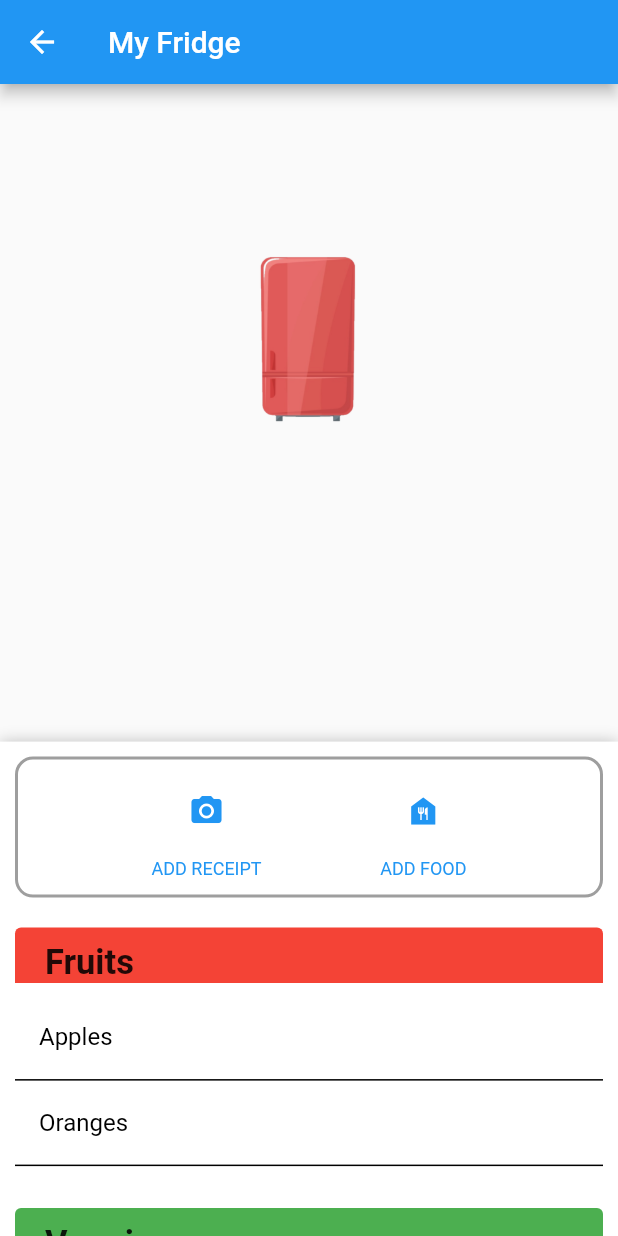
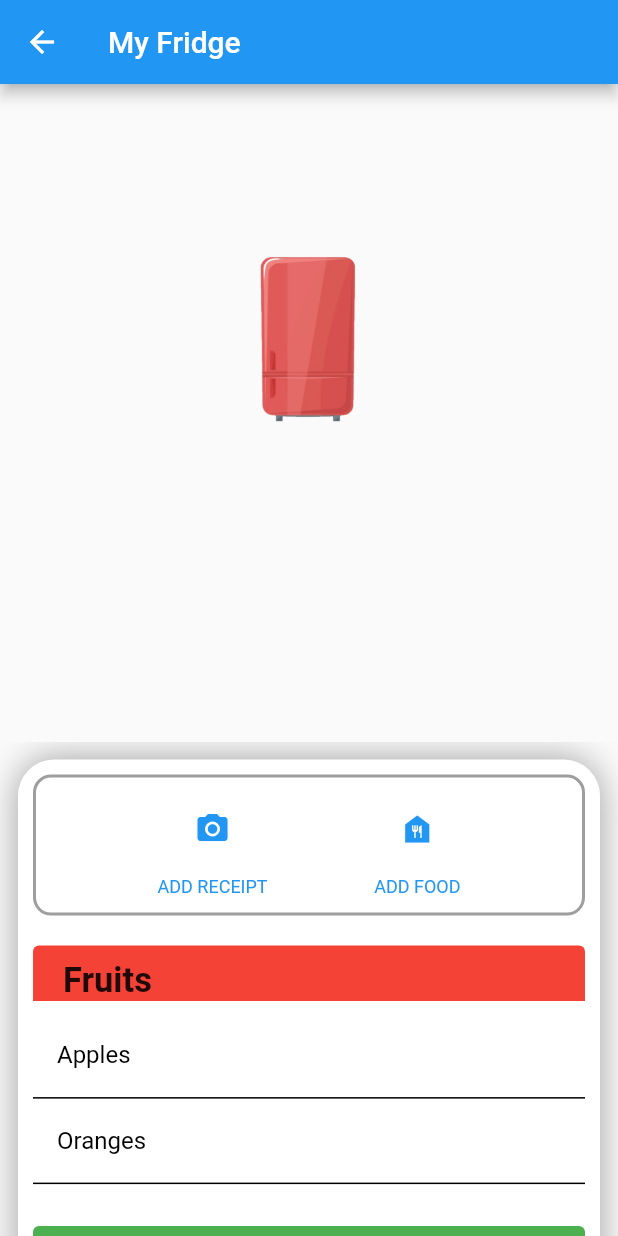
Before and after one commit to SideProjectHub/KitchenReceiptDatabase, a Flutter app: the UserFoodPage screen opened directly, on a phone screen of 412 x 824 dp. Run offline on Flutter 3.47's test engine with Material 2 defaults, Android fonts, the phone set to English and light mode, and no system bars; drawn by our look-alikes of sliding_up_panel; our stand-ins replace avatar_glow, carousel_slider, firebase_auth, flutter_signin_button, google_sign_in, image_picker and 1 more; missing offline and left inert: firebase_auth_web, firebase_core_web, google_sign_in_web, image_picker_for_web, mongo_dart; accounts and stored records are empty.

Commit message:
Added Decoration to food list

```diff
--- a/frontend/lib/screens/FoodPage/Components/fridge_menu.dart
+++ b/frontend/lib/screens/FoodPage/Components/fridge_menu.dart
@@ -131,15 +131,12 @@ class RadialAnimation extends StatelessWidget {
   }
 
   _open() {
-    print("open");
     controller.forward();
   }
 
   _close({Function? clicked}) {
-    print("hello ");
     controller.reverse();
     if (clicked != null) {
-      print("In");
       clicked();
     }
   }
--- a/frontend/lib/screens/FoodPage/user_food_page.dart
+++ b/frontend/lib/screens/FoodPage/user_food_page.dart
@@ -84,21 +84,22 @@ class _UserFoodPageState extends State<UserFoodPage> {
       height[i] =
           (tabKeys[i - 1].currentContext?.size?.height ?? height[i - 1]) +
               height[i - 1];
-      print(height);
     }
     setState(() {});
   }
 
   void scrollEffect(int index) {
-    print(foodScroll.position);
-    print(foodScroll.hasClients);
     if (foodScroll.hasClients) {
       panelController.open();
-      print(height[index]);
       foodScroll.animateTo(height[index],
           duration: Duration(seconds: 1), curve: Curves.easeIn);
     }
   }
+
+  BorderRadiusGeometry radius = BorderRadius.only(
+    topLeft: Radius.circular(24.0),
+    topRight: Radius.circular(24.0),
+  );
 
   @override
   Widget build(BuildContext context) {
@@ -115,11 +116,23 @@ class _UserFoodPageState extends State<UserFoodPage> {
             ),
             SlidingUpPanel(
               controller: panelController,
+              renderPanelSheet: false,
               maxHeight: MediaQuery.of(context).size.height - 100,
               minHeight: MediaQuery.of(context).size.height * 0.4,
               isDraggable: true,
+              backdropEnabled: true,
+              borderRadius: radius,
               panel: Container(
-                color: Colors.white70,
+                margin: const EdgeInsets.all(12.0),
+                decoration: BoxDecoration(
+                    color: Colors.white,
+                    borderRadius: radius,
+                    boxShadow: [
+                      BoxShadow(
+                        blurRadius: 20.0,
+                        color: Colors.grey,
+                      ),
+                    ]),
                 child: Column(
                   children: [
                     FoodToolbar(),
@@ -129,7 +142,6 @@ class _UserFoodPageState extends State<UserFoodPage> {
                         controller: foodScroll,
                         children: List<int>.generate(6, (i) => i)
                             .map<Widget>((index) {
-                          print(index);
                           return FoodList(
                             key: tabKeys[index],
                             foods: widget.foods[index],
```
